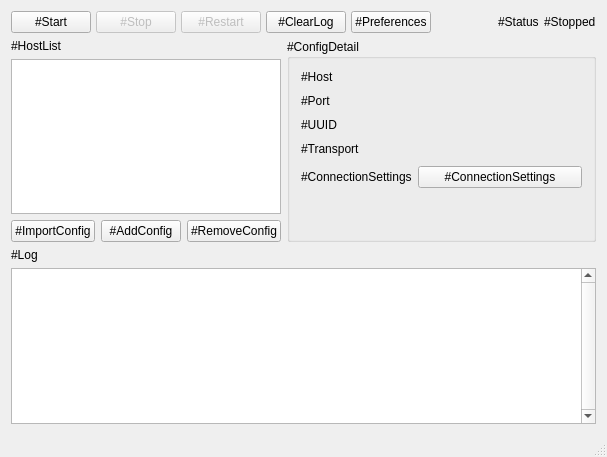
Before: the Qt Designer form src/w_MainWindow.ui in darsvador/qvssr, drawn with Qt 5.
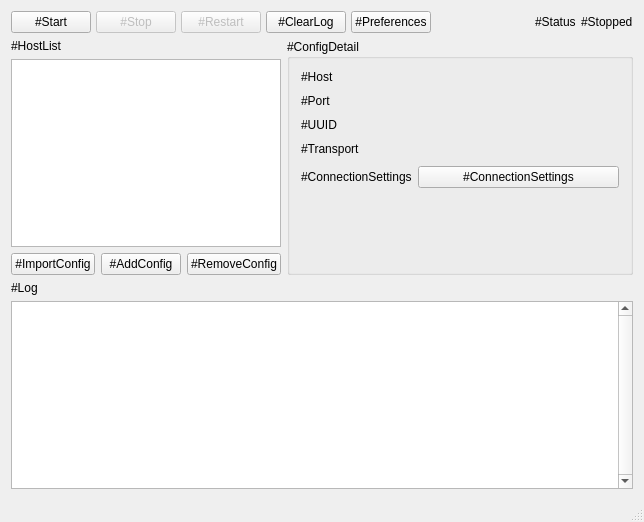
After: the same form once the commit is applied.

The edit to the form file:
```diff
--- a/src/w_MainWindow.ui
+++ b/src/w_MainWindow.ui
@@ -9,8 +9,8 @@
    <rect>
     <x>0</x>
     <y>0</y>
-    <width>607</width>
-    <height>457</height>
+    <width>644</width>
+    <height>522</height>
    </rect>
   </property>
   <property name="sizePolicy">
```
